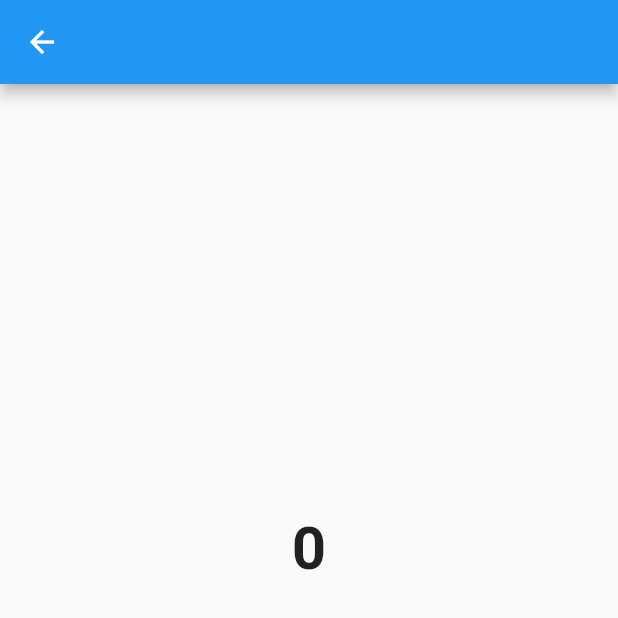
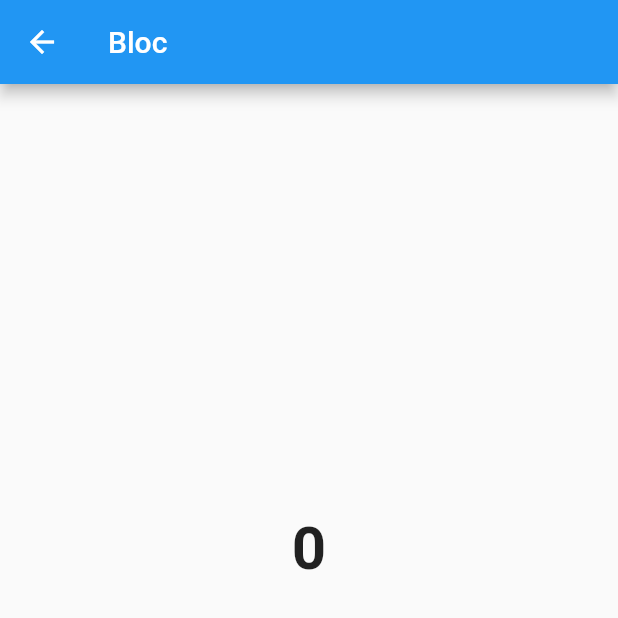
Before and after one commit to BrunoRabbit/flutter-state-management, a Flutter app: the BlocSection screen opened by its route, on a phone screen of 412 x 824 dp, the top half of it. Run offline on Flutter 3.47's test engine with Material 2 defaults, Android fonts, the phone set to English and light mode, and no system bars; our stand-ins replace equatable, flutter_bloc, flutter_mobx, get, mobx; generated files the repository leaves out were written again.

Commit message:
feat: minor changes

```diff
--- a/lib/views/sections/bloc_section/bloc_section.dart
+++ b/lib/views/sections/bloc_section/bloc_section.dart
@@ -26,7 +26,7 @@ class _BlocSectionState extends State<BlocSection> {
   Widget build(BuildContext context) {
     return Scaffold(
       appBar: AppBar(
-        title: const Text(''),
+        title: const Text('Bloc'),
       ),
       body: BlocBuilder<CounterBloc, CounterState>(
         bloc: bloc,
```
